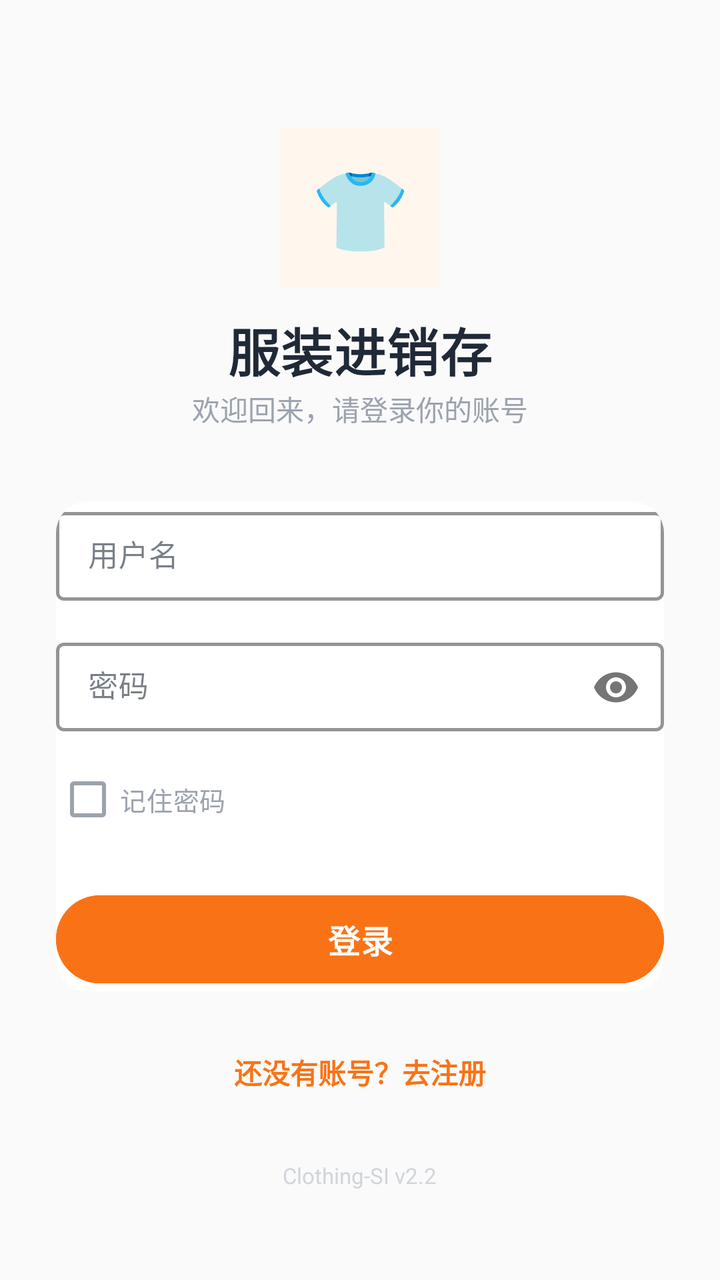
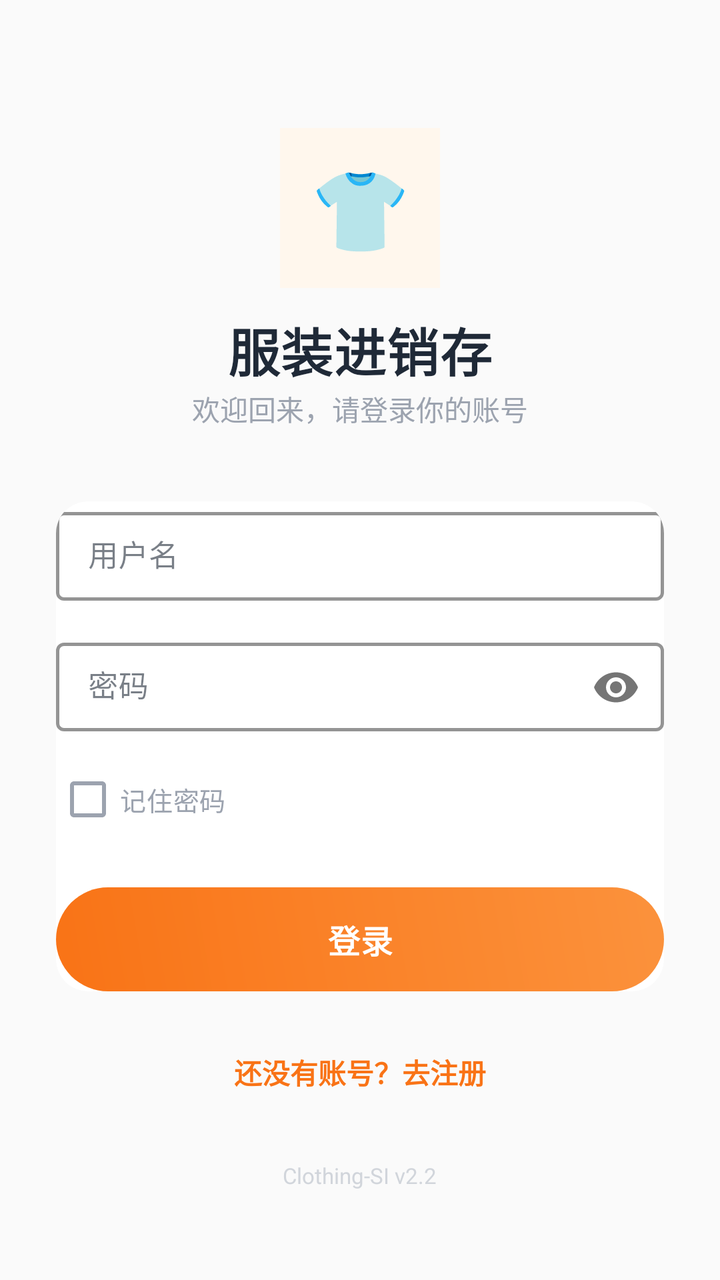

The first picture is an Android layout as it rendered before a commit; the second is the same layout after the commit. The layout source and the unified diff follow.
<!-- AndroidManifest.xml: application theme Theme.ClothingSI -->
<!-- res/layout/activity_login.xml -->
<?xml version="1.0" encoding="utf-8"?>
<ScrollView xmlns:android="http://schemas.android.com/apk/res/android"
    xmlns:app="http://schemas.android.com/apk/res-auto"
    android:layout_width="match_parent"
    android:layout_height="match_parent"
    android:background="@color/md_surface_container_low"
    android:fillViewport="true">

    <LinearLayout
        android:layout_width="match_parent"
        android:layout_height="wrap_content"
        android:orientation="vertical"
        android:gravity="center_horizontal"
        android:padding="28dp">

        
        <TextView
            android:layout_width="80dp"
            android:layout_height="80dp"
            android:text="👕"
            android:textSize="40sp"
            android:gravity="center"
            android:background="@color/md_primary_container"
            android:layout_marginTop="36dp"
            android:layout_marginBottom="12dp" />

        <TextView
            android:layout_width="wrap_content"
            android:layout_height="wrap_content"
            android:text="服装进销存"
            android:textSize="26sp"
            android:textStyle="bold"
            android:textColor="@color/md_on_surface"
            android:letterSpacing="0.02" />

        <TextView
            android:layout_width="wrap_content"
            android:layout_height="wrap_content"
            android:text="欢迎回来，请登录你的账号"
            android:textSize="14sp"
            android:textColor="@color/md_on_surface_variant"
            android:layout_marginBottom="36dp" />

        
        <androidx.cardview.widget.CardView
            android:layout_width="match_parent"
            android:layout_height="wrap_content"
            app:cardCornerRadius="16dp"
            app:cardElevation="1dp"
            app:cardBackgroundColor="@color/md_surface"
            android:padding="20dp">

            <LinearLayout
                android:layout_width="match_parent"
                android:layout_height="wrap_content"
                android:orientation="vertical">

                
                <com.google.android.material.textfield.TextInputLayout
                    android:layout_width="match_parent"
                    android:layout_height="wrap_content"
                    android:layout_marginBottom="14dp"
                    style="@style/Widget.MaterialComponents.TextInputLayout.OutlinedBox"
                    android:hint="用户名"
                    app:boxStrokeColor="@color/md_primary"
                    app:boxStrokeWidth="1.5dp"
                    app:hintTextColor="@color/md_primary">

                    <com.google.android.material.textfield.TextInputEditText
                        android:id="@+id/et_username"
                        android:layout_width="match_parent"
                        android:layout_height="wrap_content"
                        android:inputType="text"
                        android:maxLines="1"
                        android:imeOptions="actionNext"
                        android:textSize="15sp"
                        android:paddingVertical="12dp" />
                </com.google.android.material.textfield.TextInputLayout>

                
                <com.google.android.material.textfield.TextInputLayout
                    android:layout_width="match_parent"
                    android:layout_height="wrap_content"
                    android:layout_marginBottom="4dp"
                    style="@style/Widget.MaterialComponents.TextInputLayout.OutlinedBox"
                    android:hint="密码"
                    app:passwordToggleEnabled="true"
                    app:boxStrokeColor="@color/md_primary"
                    app:boxStrokeWidth="1.5dp"
                    app:hintTextColor="@color/md_primary">

                    <com.google.android.material.textfield.TextInputEditText
                        android:id="@+id/et_password"
                        android:layout_width="match_parent"
                        android:layout_height="wrap_content"
                        android:inputType="textPassword"
                        android:maxLines="1"
                        android:imeOptions="actionDone"
                        android:textSize="15sp"
                        android:paddingVertical="12dp" />
                </com.google.android.material.textfield.TextInputLayout>

                
                <CheckBox
                    android:id="@+id/cb_remember_password"
                    android:layout_width="match_parent"
                    android:layout_height="wrap_content"
                    android:text="记住密码"
                    android:textSize="13sp"
                    android:textColor="@color/md_on_surface_variant"
                    android:layout_marginTop="4dp"
                    android:layout_marginBottom="20dp" />

                
                <com.google.android.material.button.MaterialButton
                    android:id="@+id/btn_login"
                    android:layout_width="match_parent"
                    android:layout_height="52dp"
                    android:text="登录"
                    android:textSize="16sp"
                    android:textStyle="bold"
                    app:cornerRadius="26dp"
                    android:backgroundTint="@color/md_primary"
                    android:textColor="@color/md_on_primary"
                    android:letterSpacing="0.03" />

            </LinearLayout>
        </androidx.cardview.widget.CardView>

        
        <TextView
            android:id="@+id/tv_register"
            android:layout_width="wrap_content"
            android:layout_height="wrap_content"
            android:text="还没有账号？去注册"
            android:textColor="@color/md_primary"
            android:textSize="14sp"
            android:textStyle="bold"
            android:layout_marginTop="20dp"
            android:padding="10dp"
            android:clickable="true"
            android:focusable="true" />

        
        <TextView
            android:layout_width="wrap_content"
            android:layout_height="wrap_content"
            android:text="Clothing-SI v2.2"
            android:textSize="11sp"
            android:textColor="@color/md_outline_variant"
            android:layout_marginTop="24dp" />

        
        <TextView
            android:id="@+id/tv_to_login"
            android:visibility="gone"
            android:layout_width="0dp"
            android:layout_height="0dp" />

    </LinearLayout>
</ScrollView>
<!-- resources referenced by this layout -->
<resources>
  <color name="md_on_primary">#FFFFFF</color>
  <color name="md_on_surface">#1F2937</color>
  <color name="md_on_surface_variant">#9CA3AF</color>
  <color name="md_outline_variant">#D1D5DB</color>
  <color name="md_primary">#F97316</color>
  <color name="md_primary_container">#FFF7ED</color>
  <color name="md_surface">#FFFFFF</color>
  <color name="md_surface_container_low">#FAFAFA</color>
  <style name="Theme.ClothingSI" parent="Theme.Material3.Light.NoActionBar">
          
          <item name="colorPrimary">@color/md_primary</item>
          <item name="colorOnPrimary">@color/md_on_primary</item>
          <item name="colorPrimaryContainer">@color/md_primary_container</item>
          <item name="colorOnPrimaryContainer">@color/md_on_primary_container</item>
  
          
          <item name="colorSecondary">@color/md_secondary</item>
          <item name="colorOnSecondary">@color/md_on_secondary</item>
          <item name="colorSecondaryContainer">@color/md_secondary_container</item>
          <item name="colorOnSecondaryContainer">@color/md_on_secondary_container</item>
  
          
          <item name="android:colorBackground">@color/md_surface_container_low</item>
          <item name="colorSurface">@color/md_surface</item>
          <item name="colorOnSurface">@color/md_on_surface</item>
          <item name="colorOnSurfaceVariant">@color/md_on_surface_variant</item>
  
          
          <item name="colorOutline">@color/md_outline</item>
          <item name="colorOutlineVariant">@color/md_outline_variant</item>
  
          
          <item name="colorError">@color/md_error</item>
          <item name="colorOnError">@color/md_on_error</item>
  
          
          <item name="android:statusBarColor">@android:color/transparent</item>
          <item name="android:navigationBarColor">@color/md_surface</item>
          <item name="android:windowLightStatusBar">true</item>
  
          
          <item name="android:fontFamily">sans-serif</item>
          <item name="android:textViewStyle">@style/TextView.Base</item>
      </style>
  <color name="md_on_primary_container">#5C3D00</color>
  <color name="md_secondary">#2563EB</color>
  <color name="md_on_secondary">#FFFFFF</color>
  <color name="md_secondary_container">#DBEAFE</color>
  <color name="md_on_secondary_container">#001A3E</color>
  <color name="md_outline">#9CA3AF</color>
  <color name="md_error">#EF4444</color>
  <color name="md_on_error">#FFFFFF</color>
  <style name="TextView.Base" parent="android:Widget.TextView">
          <item name="android:fontFamily">sans-serif</item>
      </style>
</resources>

<!-- the commit's change to res/layout/activity_login.xml (unified diff, before → after) -->
@@ -120,7 +120,7 @@
                     android:textSize="16sp"
                     android:textStyle="bold"
                     app:cornerRadius="26dp"
-                    android:backgroundTint="@color/md_primary"
+                    android:background="@drawable/btn_gradient_primary" app:backgroundTint="@null"
                     android:textColor="@color/md_on_primary"
                     android:letterSpacing="0.03" />
 
<!-- resource entries referenced after the edit -->
@@ -8,6 +8,15 @@
   <color name="md_primary_container">#FFF7ED</color>
   <color name="md_surface">#FFFFFF</color>
   <color name="md_surface_container_low">#FAFAFA</color>
+  <!-- drawable btn_gradient_primary (drawable) -->
+  <?xml version="1.0" encoding="utf-8"?>
+  <shape xmlns:android="http://schemas.android.com/apk/res/android" android:shape="rectangle">
+      <corners android:radius="26dp" />
+      <gradient
+          android:startColor="#F97316"
+          android:endColor="#FB923C"
+          android:angle="45" />
+  </shape>
   <style name="Theme.ClothingSI" parent="Theme.Material3.Light.NoActionBar">
           
           <item name="colorPrimary">@color/md_primary</item>
